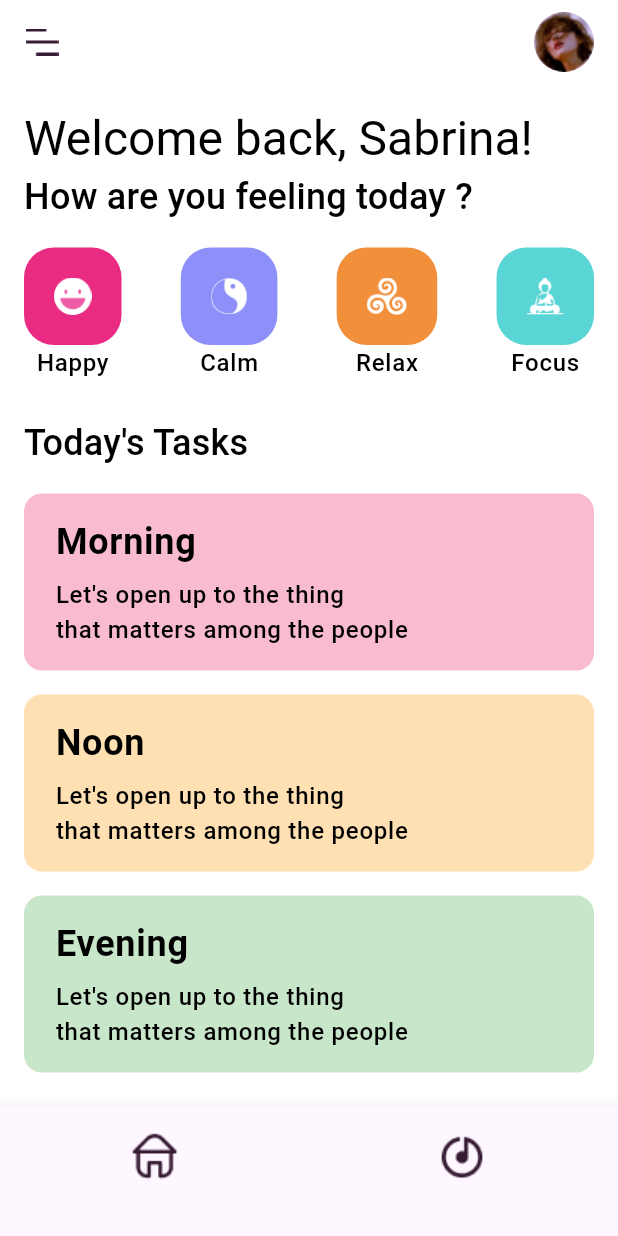
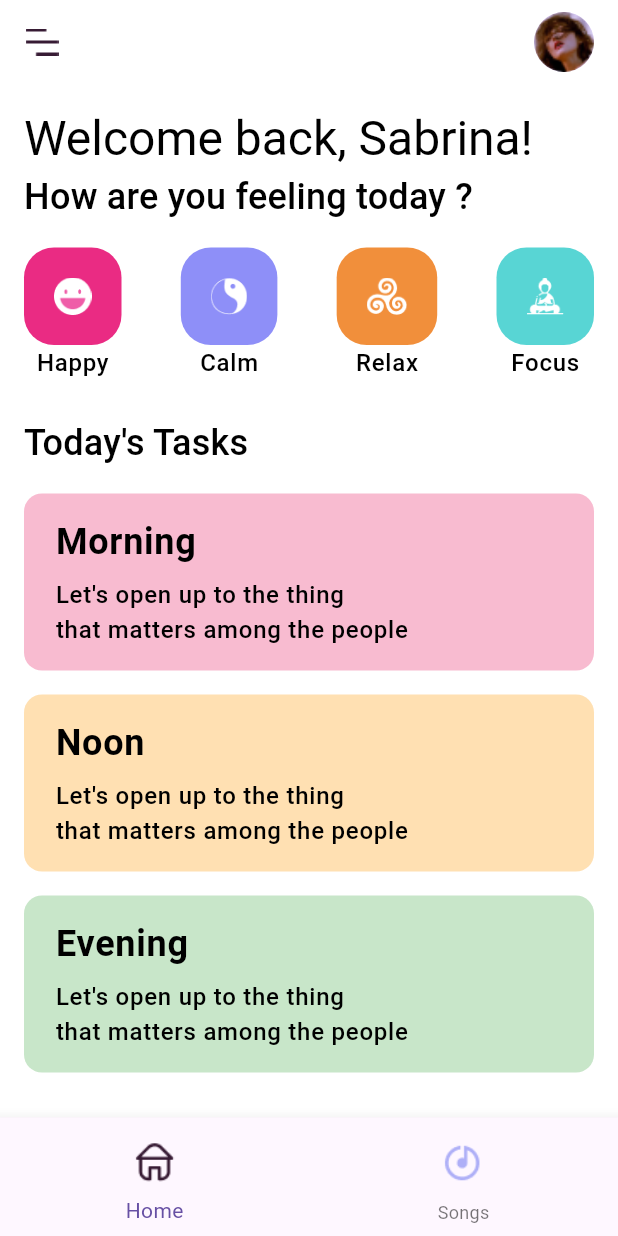
Before and after one commit to refractiOOn/MentalHealthApp, a Flutter app: the screen it shows after launch, on a phone screen of 412 x 824 dp. Run offline on Flutter 3.47's test engine with Material 3 defaults, Android fonts, the phone set to English and light mode, and no system bars; our stand-ins replace audio_video_progress_bar, flutter_bloc, google_fonts.

Commit message:
implement music player screen

```diff
--- a/lib/features/meditation/presentation/pages/meditation_screen.dart
+++ b/lib/features/meditation/presentation/pages/meditation_screen.dart
@@ -9,9 +9,9 @@ class MeditationScreen extends StatelessWidget {
   @override
   Widget build(BuildContext context) {
     return Scaffold(
-      backgroundColor: Colors.white,
+      backgroundColor: DefaultColors.white,
       appBar: AppBar(
-        backgroundColor: Colors.white,
+        backgroundColor: DefaultColors.white,
         elevation: 0,
         leading: Image.asset('assets/menu_burger.png'),
         actions: const [
--- a/lib/presentation/homeScreen/home_screen.dart
+++ b/lib/presentation/homeScreen/home_screen.dart
@@ -1,6 +1,7 @@
 import 'package:flutter/material.dart';
 import 'package:flutter_bloc/flutter_bloc.dart';
 import 'package:mental_health/features/meditation/presentation/pages/meditation_screen.dart';
+import 'package:mental_health/features/music/presentation/pages/music_player_screen.dart';
 import 'package:mental_health/presentation/bottomNavBar/widgets/bottom_nav_bar.dart';
 import '../bottomNavBar/bloc/navigation_bloc.dart';
 import '../bottomNavBar/bloc/navigation_state.dart';
@@ -8,24 +9,13 @@ import '../bottomNavBar/bloc/navigation_state.dart';
 class HomeScreen extends StatelessWidget {
   final List<Widget> pages = const [
     MeditationScreen(),
-    Scaffold(body: Center(child: Text('test 2', style: TextStyle(color: Colors.green)))),
+    MusicPlayerScreen(),
   ];
 
   const HomeScreen({super.key});
 
   @override
   Widget build(BuildContext context) {
-    final List<BottomNavigationBarItem> bottomNavItems = [
-      BottomNavigationBarItem(
-          icon: Image.asset('assets/menu_home.png', color: Theme.of(context).focusColor),
-          label: ''
-      ),
-      BottomNavigationBarItem(
-          icon: Image.asset('assets/menu_songs.png', color: Theme.of(context).focusColor),
-          label: ''
-      )
-    ];
-
     return Scaffold(
       body: BlocBuilder<NavigationBloc, NavigationState>(
         builder: (context, state) {
@@ -38,12 +28,26 @@ class HomeScreen extends StatelessWidget {
         if (state is NavigationChanged) {
           currentIndex = state.index;
         }
-          return BottomNavBar(
-              items: bottomNavItems,
-              currentIndex: currentIndex
+
+        final List<BottomNavigationBarItem> bottomNavItems = [
+          createBottomNavItem(assetName: 'assets/menu_home.png', isActive: true, context: context, label: 'Home'),
+          createBottomNavItem(assetName: 'assets/menu_songs.png', isActive: false, context: context, label: 'Songs'),
+        ];
+
+        return BottomNavBar(items: bottomNavItems, currentIndex: currentIndex);
+      }),
     );
   }
-      ),
+
+  BottomNavigationBarItem createBottomNavItem({required String assetName, required bool isActive, required BuildContext context, required String label}) {
+    return BottomNavigationBarItem(
+        icon: Image.asset(
+            assetName,
+            height: 45,
+            color: isActive
+                ? Theme.of(context).focusColor
+                : Theme.of(context).primaryColor),
+        label: label
     );
   }
 }
--- a/pubspec.yaml
+++ b/pubspec.yaml
@@ -37,6 +37,7 @@ dependencies:
   cupertino_icons: ^1.0.6
   google_fonts: ^6.2.1
   flutter_bloc: ^8.1.6
+  audio_video_progress_bar: ^2.0.3
 
 dev_dependencies:
   flutter_test:
```
Also changed, not shown: lib/features/music/presentation/pages/music_player_screen.dart (added, +87 -0 lines), pubspec.lock. Lines whose indentation alone changed are shown as unchanged.
